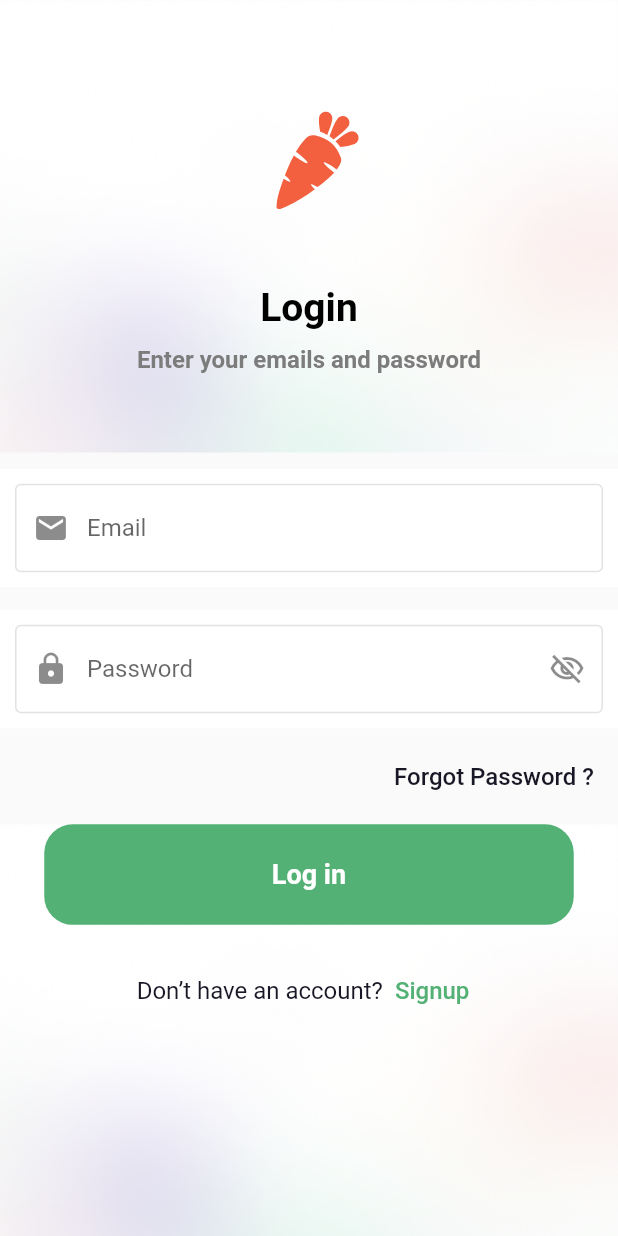
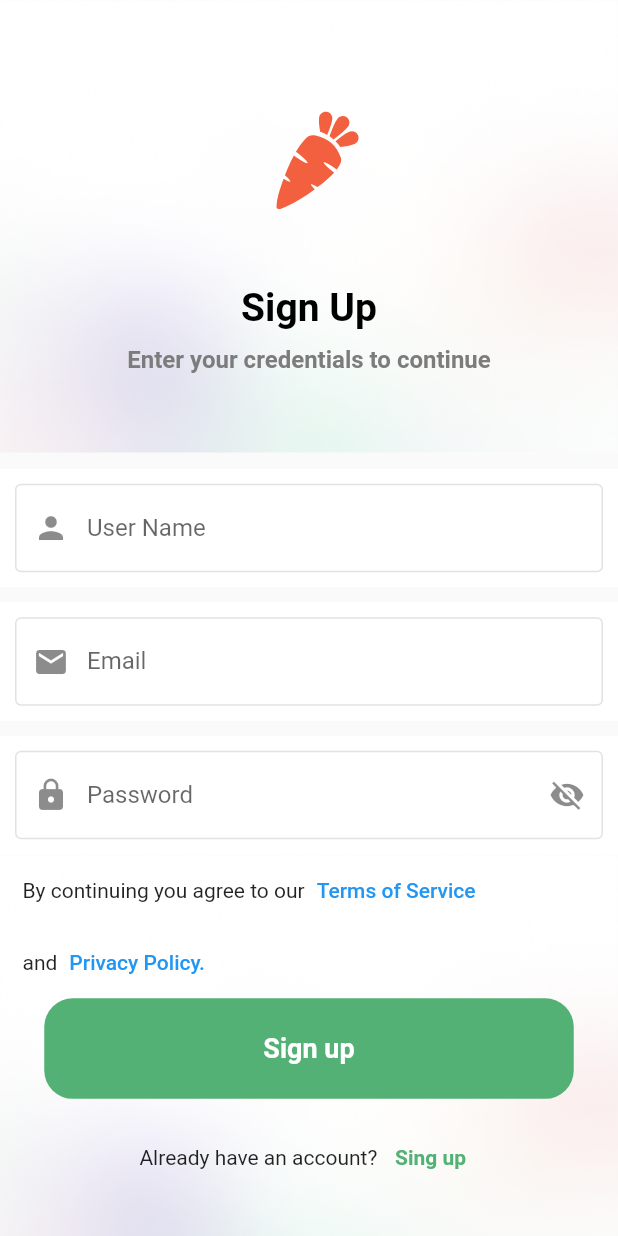
Before and after one commit to TaherSalah/ecommerc_tranning, a Flutter app: the LoginScreen screen opened directly, after a tap on "Signup", on a phone screen of 412 x 824 dp. Run offline on Flutter 3.47's test engine with Material 2 defaults, Android fonts, the phone set to English and light mode, and no system bars; our stand-ins replace flutter_svg, hexcolor.

Commit message:
creae log in and sigup screen

```diff
--- a/lib/moduels/login/login_screen.dart
+++ b/lib/moduels/login/login_screen.dart
@@ -2,6 +2,8 @@ import 'package:ecommerc/shared/components/component.dart';
 import 'package:flutter/material.dart';
 import 'package:flutter_svg/svg.dart';
 import 'package:hexcolor/hexcolor.dart';
+
+import '../register/register_screen.dart';
 
 class LoginScreen extends StatefulWidget {
   const LoginScreen({Key? key}) : super(key: key);
@@ -12,35 +14,39 @@ class LoginScreen extends StatefulWidget {
 
 class _LoginScreenState extends State<LoginScreen> {
   @override
-  Widget build(BuildContext context) {
+  Widget build(BuildContext context)
+  {
     return Scaffold(
       body: Column(
-
         children: [
           Stack(
             alignment: Alignment.topCenter,
             children: [
               Image.asset('assets/images/upLogin.png'),
               Column(
-
                 children: [
-                  SizedBox(height:90,),
+                  const SizedBox(
+                    height: 90,
+                  ),
                   Stack(
                     alignment: const Alignment(2.5, -2.3),
                     children: [
-                      SvgPicture.asset('assets/images/logo.svg',color: HexColor('F3603F'),),
-                      SvgPicture.asset('assets/images/logo2.svg',color: HexColor('F3603F')),
+                      SvgPicture.asset(
+                        'assets/images/logo.svg',
+                        color: HexColor('F3603F'),
+                      ),
+                      SvgPicture.asset('assets/images/logo2.svg',
+                          color: HexColor('F3603F')),
                     ],
                   ),
-
-                  SizedBox(height:50,),
+                  const SizedBox(
+                    height: 50,
+                  ),
                   Column(
                     mainAxisAlignment: MainAxisAlignment.center,
                     crossAxisAlignment: CrossAxisAlignment.center,
-
                     children: [
-
-                       Text(
+                      const Text(
                         'Login',
                         textAlign: TextAlign.start,
                         style: TextStyle(
@@ -48,71 +54,74 @@ class _LoginScreenState extends State<LoginScreen> {
                             fontWeight: FontWeight.w600,
                             color: Colors.black),
                       ),
-                       SizedBox(height:10,),
-
+                      const SizedBox(
+                        height: 10,
+                      ),
                       Text(
                         'Enter your emails and password',
-                        style: TextStyle(fontSize: 16, fontWeight: FontWeight.w700,color:HexColor('7C7C7C')),
+                        style: TextStyle(
+                            fontSize: 16,
+                            fontWeight: FontWeight.w700,
+                            color: HexColor('7C7C7C')),
                       ),
                     ],
                   ),
-
                 ],
-
               ),
             ],
           ),
-          SizedBox(height: 10,),
+          const SizedBox(
+            height: 10,
+          ),
           Container(
-            decoration: BoxDecoration(
-              color: Colors.white
-            ),
-            child:Padding(
+            decoration: const BoxDecoration(color: Colors.white),
+            child: Padding(
               padding: const EdgeInsets.all(10.0),
               child: TextFormField(
-                onTap: (){},
+                onTap: () {},
                 controller: TextEditingController(),
                 decoration: InputDecoration(
                     labelText: 'Email',
-                  border:OutlineInputBorder(borderSide: BorderSide(color: HexColor('E2E2E2'))),
-                  prefixIcon: Icon(Icons.email)
+                    border: OutlineInputBorder(
+                        borderSide: BorderSide(color: HexColor('E2E2E2'))),
+                    prefixIcon: const Icon(Icons.email)),
               ),
             ),
-            ) ,
           ),
-          SizedBox(height: 15,),
+          const SizedBox(
+            height: 15,
+          ),
           Container(
-            decoration: BoxDecoration(
-                color: Colors.white
-            ),
-            child:Padding(
+            decoration: const BoxDecoration(color: Colors.white),
+            child: Padding(
               padding: const EdgeInsets.all(10.0),
               child: TextFormField(
                 obscureText: true,
-                onTap: (){},
+                onTap: () {},
                 controller: TextEditingController(),
                 decoration: InputDecoration(
                   labelText: 'Password',
-                    border:OutlineInputBorder(borderSide: BorderSide(color: HexColor('E2E2E2'))),
-                    prefixIcon: Icon(Icons.lock),
-                  suffixIcon: Icon(Icons.visibility_off_outlined),
+                  border: OutlineInputBorder(
+                      borderSide: BorderSide(color: HexColor('E2E2E2'))),
+                  prefixIcon: const Icon(Icons.lock),
+                  suffixIcon: const Icon(Icons.visibility_off_outlined),
                 ),
               ),
-            ) ,
+            ),
           ),
           Padding(
             padding: const EdgeInsets.all(8.0),
-  child:   Row(
-
+            child: Row(
               mainAxisAlignment: MainAxisAlignment.end,
-
               children: [
-
-          TextButton(onPressed: () {  },
-          child: Text('Forgot Password ?',style: TextStyle(fontSize: 16,color: HexColor('181725')),)),
-
+                TextButton(
+                    onPressed: () {
+                    },
+                    child: Text(
+                      'Forgot Password ?',
+                      style: TextStyle(fontSize: 16, color: HexColor('181725')),
+                    )),
               ],
-
             ),
           ),
           // SizedBox(height:9 ,),
@@ -121,26 +130,41 @@ Padding(
               Image.asset('assets/images/upLogin.png'),
               Column(
                 children: [
-                  defualtButton(context: context, name: 'Log in', onPressed: (){},color: Colors.white),
-                  SizedBox(height: 20,),
+                  defualtButton(
+                      context: context,
+                      name: 'Log in',
+                      onPressed: () {},
+                      color: Colors.white),
+                  const SizedBox(
+                    height: 20,
+                  ),
                   Row(
-                    crossAxisAlignment:CrossAxisAlignment.center ,
+                    crossAxisAlignment: CrossAxisAlignment.center,
                     mainAxisAlignment: MainAxisAlignment.center,
                     children: [
-                      Text('Don’t have an account?',style: TextStyle(fontSize: 16,color: HexColor('181725')),),
-                      TextButton(onPressed: () {  },
-                      child: Text('Signup',style: TextStyle(fontSize: 16,color: HexColor('53B175')),)),
+                      Text(
+                        'Don’t have an account?',
+                        style:
+                            TextStyle(fontSize: 16, color: HexColor('181725')),
+                      ),
+                      TextButton(
+                          onPressed: () {
+                            Navigator.pushReplacement(context, MaterialPageRoute(builder: (context)=>const RegisterScreen()));
 
+                          },
+                          child: Text(
+                            'Signup',
+                            style: TextStyle(
+                                fontSize: 16, color: HexColor('53B175')),
+                          )),
                     ],
                   )
                 ],
               )
             ],
           ),
-
         ],
       ),
-
     );
   }
 }
--- a/lib/moduels/register/register_screen.dart
+++ b/lib/moduels/register/register_screen.dart
@@ -0,0 +1,221 @@
+import 'package:flutter/material.dart';
+import 'package:flutter_svg/svg.dart';
+import 'package:hexcolor/hexcolor.dart';
+import '../../shared/components/component.dart';
+
+class RegisterScreen extends StatefulWidget {
+  const RegisterScreen({Key? key}) : super(key: key);
+
+  @override
+  State<RegisterScreen> createState() => _RegisterScreenState();
+}
+
+class _RegisterScreenState extends State<RegisterScreen> {
+  @override
+  void initState() {
+    // TODO: implement initState
+    super.initState();
+  }
+
+  bool isPassword = true;
+  @override
+  Widget build(BuildContext context) {
+    return Scaffold(
+      body: SingleChildScrollView(
+        child: Column(
+          children: [
+            Stack(
+              alignment: Alignment.topCenter,
+              children: [
+                Image.asset('assets/images/upLogin.png'),
+                Column(
+                  children: [
+                    const SizedBox(
+                      height: 90,
+                    ),
+                    Stack(
+                      alignment: const Alignment(2.5, -2.3),
+                      children: [
+                        SvgPicture.asset(
+                          'assets/images/logo.svg',
+                          color: HexColor('F3603F'),
+                        ),
+                        SvgPicture.asset('assets/images/logo2.svg',
+                            color: HexColor('F3603F')),
+                      ],
+                    ),
+                    const SizedBox(
+                      height: 50,
+                    ),
+                    Column(
+                      mainAxisAlignment: MainAxisAlignment.center,
+                      crossAxisAlignment: CrossAxisAlignment.center,
+                      children: [
+                        const Text(
+                          'Sign Up',
+                          textAlign: TextAlign.start,
+                          style: TextStyle(
+                              fontSize: 26,
+                              fontWeight: FontWeight.w600,
+                              color: Colors.black),
+                        ),
+                        const SizedBox(
+                          height: 10,
+                        ),
+                        Text(
+                          'Enter your credentials to continue',
+                          style: TextStyle(
+                              fontSize: 16,
+                              fontWeight: FontWeight.w700,
+                              color: HexColor('7C7C7C')),
+                        ),
+                      ],
+                    ),
+                  ],
+                ),
+              ],
+            ),
+            const SizedBox(
+              height: 10,
+            ),
+            Container(
+              decoration: const BoxDecoration(color: Colors.white),
+              child: Padding(
+                padding: const EdgeInsets.all(10.0),
+                child: TextFormField(
+                  onTap: () {},
+                  controller: TextEditingController(),
+                  decoration: InputDecoration(
+                    labelText: 'User Name',
+                    border: OutlineInputBorder(
+                        borderSide: BorderSide(color: HexColor('E2E2E2'))),
+                    prefixIcon: const Icon(Icons.person),
+                  ),
+                ),
+              ),
+            ),
+            const SizedBox(
+              height: 10,
+            ),
+            Container(
+              decoration: const BoxDecoration(color: Colors.white),
+              child: Padding(
+                padding: const EdgeInsets.all(10.0),
+                child: TextFormField(
+                  onTap: () {},
+                  controller: TextEditingController(),
+                  decoration: InputDecoration(
+                      labelText: 'Email',
+                      border: OutlineInputBorder(
+                          borderSide: BorderSide(color: HexColor('E2E2E2'))),
+                      prefixIcon: const Icon(Icons.email)),
+                ),
+              ),
+            ),
+            const SizedBox(
+              height: 10,
+            ),
+            Container(
+              decoration: const BoxDecoration(color: Colors.white),
+              child: Padding(
+                padding: const EdgeInsets.all(10.0),
+                child: TextFormField(
+                  obscureText: isPassword,
+                  keyboardType: TextInputType.visiblePassword,
+                  onTap: () {},
+                  // controller: TextEditingController(),
+                  decoration: InputDecoration(
+                      labelText: 'Password',
+                      border: OutlineInputBorder(
+                          borderSide: BorderSide(color: HexColor('E2E2E2'))),
+                      prefixIcon: const Icon(Icons.lock),
+                      suffixIcon: IconButton(
+                        onPressed: () {
+                          setState(() {
+                            isPassword = !isPassword;
+                          });
+                        },
+                        icon: Icon(isPassword
+                            ? Icons.visibility_off
+                            : Icons.visibility),
+                      )),
+                ),
+              ),
+            ),
+            Stack(
+              children: [
+                Image.asset('assets/images/upLogin.png'),
+                Column(
+                  children: [
+                    Padding(
+                      padding: const EdgeInsets.symmetric(horizontal: 15),
+                      child: Row(
+                        mainAxisAlignment: MainAxisAlignment.start,
+                        children: [
+                          const Text(
+                            'By continuing you agree to our',
+                          ),
+                          TextButton(
+                            onPressed: () {},
+                            child: Text(
+
+                              'Terms of Service',
+                            ),
+                          ),
+
+                        ],
+                      ),
+                    ),
+                    Padding(
+                      padding: const EdgeInsets.symmetric(horizontal: 15,vertical: 0),
+
+                      child: Row(
+                        mainAxisAlignment: MainAxisAlignment.start,
+                        children: [
+                          const Text(
+                            'and',
+                          ),
+                          TextButton(
+                            onPressed: () {},
+                            child: Text(
+                              'Privacy Policy.',
+                            ),
+                          ),
+
+                        ],
+                      ),
+                    ),
+
+                    defualtButton(
+                        context: context,
+                        name: 'Sign up',
+                        onPressed: () {},
+                        color: Colors.white),
+                    const SizedBox(
+                      height: 15,
+                    ),
+                    Row(
+                      mainAxisAlignment: MainAxisAlignment.center,
+                      children: [
+                        Text('Already have an account? '),
+                        TextButton(
+                            onPressed: () {},
+                            child: Text(
+                              'Sing up',
+                              style: TextStyle(
+                                  fontSize: 14,
+                                  fontWeight: FontWeight.w600,
+                                  color: HexColor('53B175')),
+                            )),
+                      ],
+                    ),
+                  ],
+                )
+              ],
+            ),
+          ],
+        ),
+      ),
+    );
+  }
+}
--- /dev/null
+++ b/lib/shared/components/validate.dart
@@ -0,0 +1,88 @@
+///////////  Start Validator class /////////////
+class Validator {
+  //////  Start Validator Email ///////
+  static String? email(String? value) {
+    if (value!.isEmpty) {
+      return 'Please enter your email address';
+    } else if (!value.contains('@') || !value.contains('.com')) {
+      return 'EX: example@example.com';
+    } else {
+      return null;
+    }
+  }
+  //////  End Validator Email ///////
+
+  //////  Start Validator Password ///////
+
+  static String? password(String? value) {
+    if (value!.isEmpty) {
+      return 'Please enter your password';
+    } else if (value.length < 6) {
+      return 'Password must be at least 6 digit';
+    } else {
+      return null;
+    }
+  }
+  //////  End Validator Password ///////
+
+  //////  Start Validator Title ///////
+  static String? name(String? value) {
+    if (value!.isEmpty) {
+      return 'Please enter your name';
+    } else if (value.length < 8) {
+      return 'name must contain at least 8 characters';
+    } else {
+      return null;
+    }
+    //////  End Validator Title ///////
+  }
+
+  //////  Start Validator Time ///////
+  static String? time(String? value) {
+    if (value!.isEmpty) {
+      return 'Time Empty!';
+    } else if (value.length <= 2) {
+      return 'Time invalid';
+    } else {
+      return null;
+    }
+  }
+  //////  End Validator Time ///////
+  //////  Start Validator phone ///////
+  static String? mobilePhone(String? value) {
+    String pattern = r'(^(?:[+0]9)?[0-9]{10,12}$)';
+    RegExp regExp = RegExp(pattern);
+    // ignore: prefer_is_empty
+    if (value!.length == 0) {
+      return 'Please enter mobile number';
+    }
+    else if (!regExp.hasMatch(value)) {
+      return 'Please enter valid mobile number';
+    }
+    return null;
+  }
+  //////  End Validator phone ///////
+  //////  Start Validator Date ///////
+  static String? date(String? value) {
+    if (value!.isEmpty) {
+      return 'Date Empty!';
+    } else if (value.length <= 2) {
+      return 'Date invalid';
+    } else {
+      return null;
+    }
+  }
+//////  End Validator Date ///////
+
+// static String? confirmPassword(String? value) {
+//   if (value!.isEmpty) {
+//     return 'Invalid Confirm!';
+//   } else if (LoginController().password !=LoginController().confirm) {
+//     return 'please enter match password';
+//   } else {
+//     return null;
+//   }
+// }
+
+}
+///////////  End Validator class /////////////
```
Lines whose indentation alone changed are shown as unchanged.
